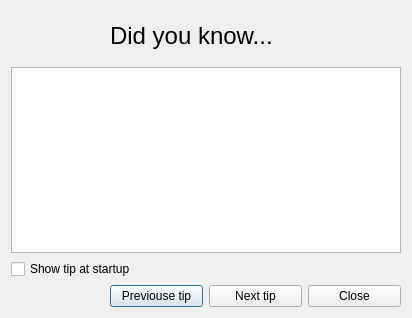
The window that Editor/main_window/tip_of_day/tip_of_day.ui (WohlSoft/Moondust-Project) describes before a commit, drawn with Qt 5.
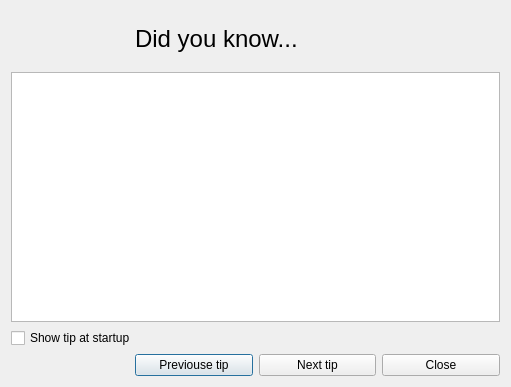
The same window after the commit. Icons and pictures are not drawn.

The edit to the form file:
```diff
--- a/Editor/main_window/tip_of_day/tip_of_day.ui
+++ b/Editor/main_window/tip_of_day/tip_of_day.ui
@@ -6,8 +6,8 @@
    <rect>
     <x>0</x>
     <y>0</y>
-    <width>408</width>
-    <height>317</height>
+    <width>511</width>
+    <height>387</height>
    </rect>
   </property>
   <property name="windowTitle">
@@ -22,13 +22,10 @@
     <widget class="QLabel" name="label_2">
      <property name="minimumSize">
       <size>
-       <width>8</width>
-       <height>50</height>
+       <width>100</width>
+       <height>55</height>
       </size>
      </property>
-     <property name="text">
-      <string notr="true"/>
-     </property>
      <property name="textFormat">
       <enum>Qt::AutoText</enum>
      </property>
```
Left out of the diff: 6 changed lines with no effect on the pictures.
